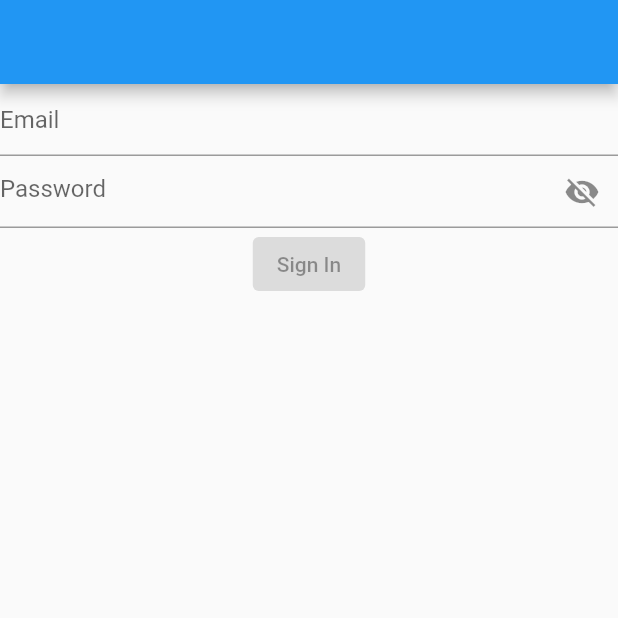
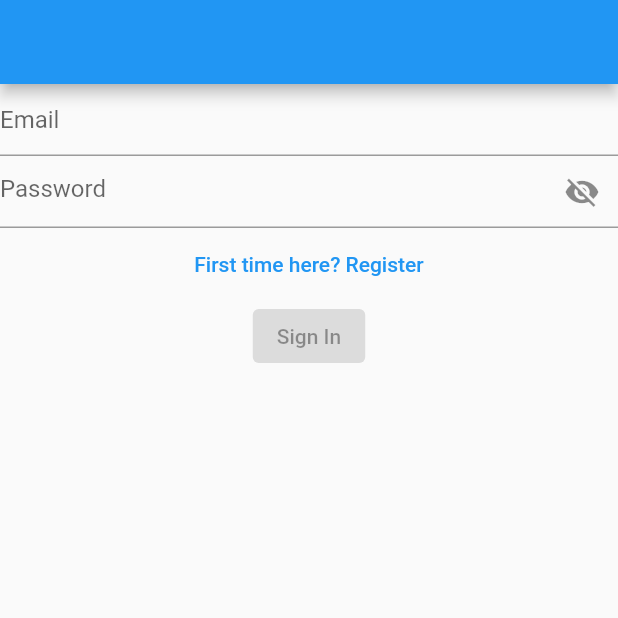
Before and after one commit to EricFrancischett/breaking_info, a Flutter app: the screen it shows after launch, on a phone screen of 412 x 824 dp, the top half of it. Run offline on Flutter 3.47's test engine with Material 2 defaults, Android fonts, the phone set to English and light mode, and no system bars; our stand-ins replace dio, flutter_mobx, flutter_modular, mobx; generated files the repository leaves out were written again.

Commit message:
fixed login page redirection

```diff
--- a/lib/features/login/view/page/login_page.dart
+++ b/lib/features/login/view/page/login_page.dart
@@ -15,13 +15,16 @@ class LoginPage extends StatelessWidget {
         appBar: AppBar(),
         body: Column(
           children: [
-            Observer(builder: (_) {
+            Observer(
+              builder: (_) {
                 return TextField(
                   decoration: InputDecoration(hintText: "Email"),
                   onChanged: _controller.changeEmail,
                 );
-            }),
-            Observer(builder: (_) {
+              },
+            ),
+            Observer(
+              builder: (_) {
                 return TextField(
                   obscureText: !_controller.isPasswordVisible,
                   decoration: InputDecoration(
@@ -39,8 +42,18 @@ class LoginPage extends StatelessWidget {
                   ),
                   onChanged: _controller.changePassword,
                 );
-            }),
-            Observer(builder: (_) {
+              },
+            ),
+            TextButton(
+              onPressed: () async {
+                await Modular.to.pushNamed(
+                  '/register/',
+                );
+              },
+              child: const Text("First time here? Register"),
+            ),
+            Observer(
+              builder: (_) {
                 return ElevatedButton(
                   onPressed: _controller.areCredentialsValid
                       ? () async {
@@ -53,14 +66,14 @@ class LoginPage extends StatelessWidget {
                           }
 
                           if (resource.status == Status.success) {
-                          await Modular.to.pushNamed('/register/');
                             debugPrint("DEU BOM PORRA");
                           }
                         }
                       : null,
                   child: const Text("Sign In"),
                 );
-            })
+              },
+            )
           ],
         ),
       ),
```
Lines whose indentation alone changed are shown as unchanged.
